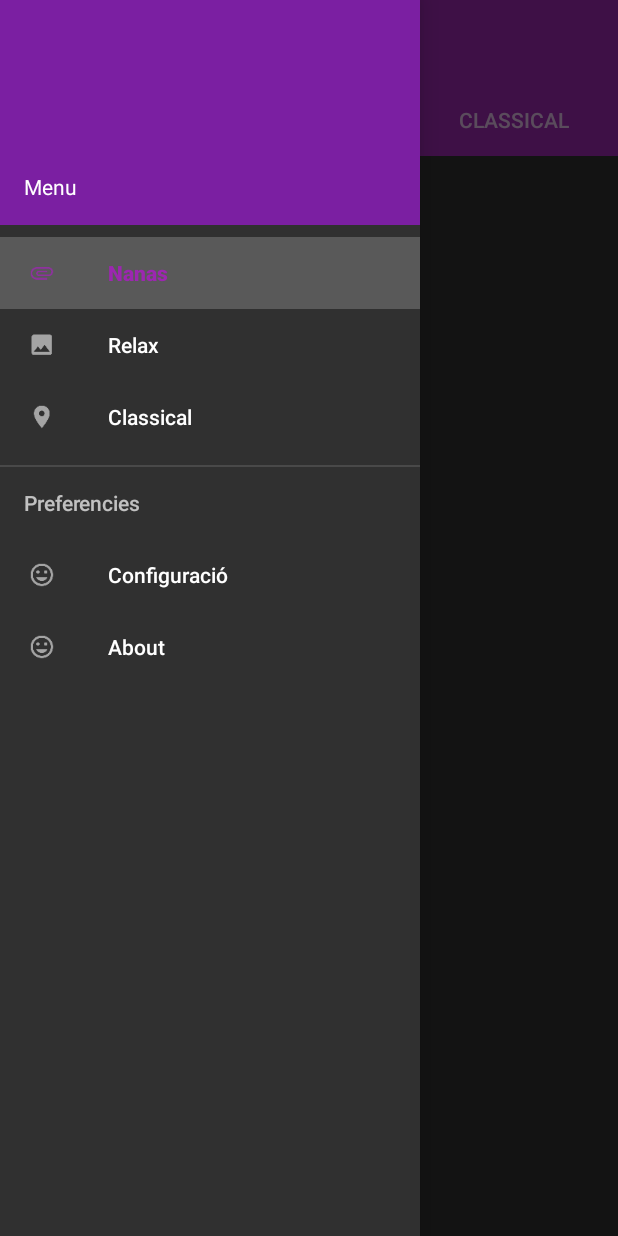
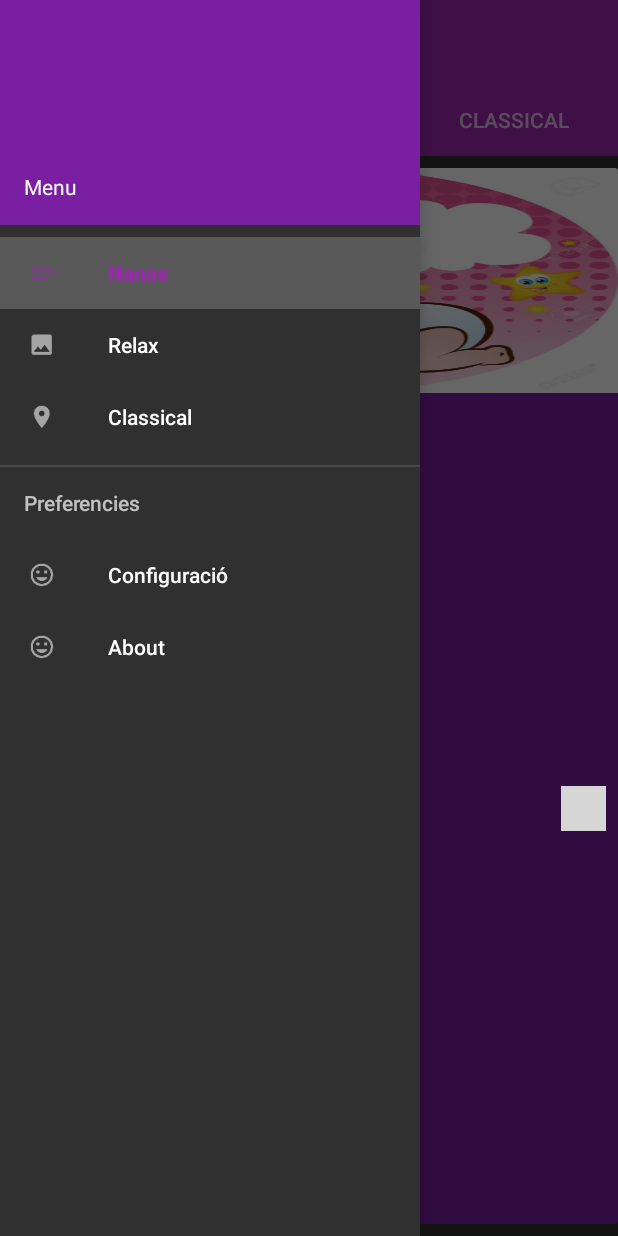
Before and after one commit to ivanisrdev/mobile-baby-nanas, an Android app: the screen it shows after launch (MainActivity), with the side drawer open, on a phone screen of 412 x 824 dp. Run offline under Robolectric (Android 15) with nearby library versions, the phone set to English and light mode, and no system bars; grey boxes are pictures that could not be loaded.

Commit message:
Tab1 load cardview layout

```diff
--- a/BabyNanas/app/src/main/java/ad/aplication/mji/babynanas/MainActivity.java
+++ b/BabyNanas/app/src/main/java/ad/aplication/mji/babynanas/MainActivity.java
@@ -93,10 +93,15 @@ public class MainActivity extends AppCompatActivity {
         public View onCreateView(LayoutInflater inflater, ViewGroup container, Bundle savedInstanceState) {
             Bundle args = getArguments();
             int tabPosition = args.getInt(TAB_POSITION);
-            TextView tv = new TextView(getActivity());
-            tv.setGravity(Gravity.CENTER);
-            tv.setText("Text in Tab #" + tabPosition);
-            return tv;
+            if (tabPosition == 1) {
+                View v =  inflater.inflate(R.layout.card_music_view, container, false);
+                return v;
+            } else {
+                TextView tv = new TextView(getActivity());
+                tv.setGravity(Gravity.CENTER);
+                tv.setText("Text in Tab #" + tabPosition);
+                return tv;
+            }
         }
     }
 
```
